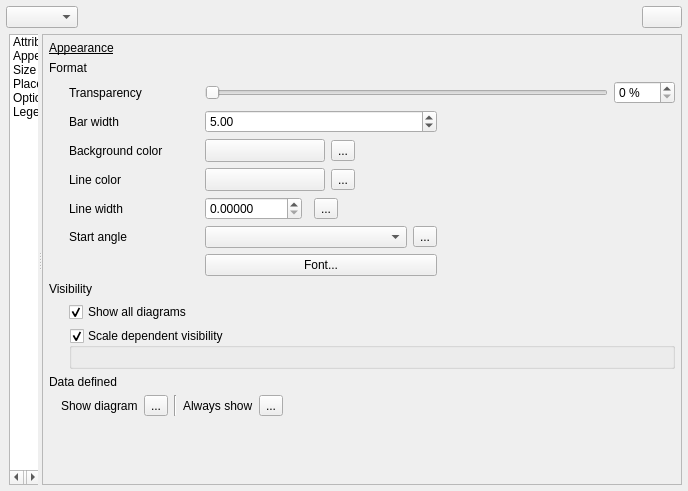
Qt form src/ui/qgsdiagrampropertiesbase.ui (qgis/QGIS) before a commit.
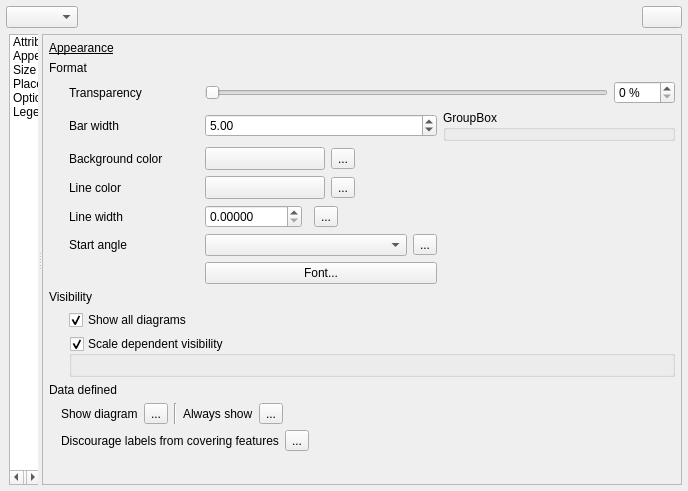
The same form after that commit. Icons and pictures are not drawn. Custom widgets are drawn as their Qt base class.

Commit message: Add missing diagram is obstacle property button

Patch:
```diff
--- a/src/ui/qgsdiagrampropertiesbase.ui
+++ b/src/ui/qgsdiagrampropertiesbase.ui
@@ -538,9 +538,9 @@
                  <property name="geometry">
                   <rect>
                    <x>0</x>
-                   <y>0</y>
-                   <width>632</width>
-                   <height>415</height>
+                   <y>-93</y>
+                   <width>618</width>
+                   <height>498</height>
                   </rect>
                  </property>
                  <layout class="QVBoxLayout" name="verticalLayout" stretch="0,0,0,1">
@@ -856,6 +856,13 @@
                          </item>
                         </layout>
                        </item>
+                       <item row="1" column="2">
+                        <widget class="QGroupBox" name="groupBox">
+                         <property name="title">
+                          <string>GroupBox</string>
+                         </property>
+                        </widget>
+                       </item>
                       </layout>
                      </widget>
                     </item>
@@ -1040,6 +1047,50 @@
                        </property>
                       </widget>
                      </item>
+                     <item row="1" column="6">
+                      <spacer name="horizontalSpacer_23">
+                       <property name="orientation">
+                        <enum>Qt::Horizontal</enum>
+                       </property>
+                       <property name="sizeHint" stdset="0">
+                        <size>
+                         <width>195</width>
+                         <height>20</height>
+                        </size>
+                       </property>
+                      </spacer>
+                     </item>
+                     <item row="4" column="1" colspan="6">
+                      <layout class="QHBoxLayout" name="horizontalLayout_12">
+                       <item>
+                        <widget class="QLabel" name="label_8">
+                         <property name="text">
+                          <string>Discourage labels from covering features</string>
+                         </property>
+                        </widget>
+                       </item>
+                       <item>
+                        <widget class="QgsPropertyOverrideButton" name="mIsObstacleDDBtn">
+                         <property name="text">
+                          <string>...</string>
+                         </property>
+                        </widget>
+                       </item>
+                       <item>
+                        <spacer name="horizontalSpacer">
+                         <property name="orientation">
+                          <enum>Qt::Horizontal</enum>
+                         </property>
+                         <property name="sizeHint" stdset="0">
+                          <size>
+                           <width>40</width>
+                           <height>20</height>
+                          </size>
+                         </property>
+                        </spacer>
+                       </item>
+                      </layout>
+                     </item>
                     </layout>
                    </widget>
                   </item>
@@ -2138,29 +2189,29 @@
   </layout>
  </widget>
  <customwidgets>
-  <customwidget>
-   <class>QgsCollapsibleGroupBox</class>
-   <extends>QGroupBox</extends>
-   <header>qgscollapsiblegroupbox.h</header>
-   <container>1</container>
-  </customwidget>
-  <customwidget>
-   <class>QgsColorButton</class>
-   <extends>QToolButton</extends>
-   <header>qgscolorbutton.h</header>
-   <container>1</container>
-  </customwidget>
   <customwidget>
    <class>QgsDoubleSpinBox</class>
    <extends>QDoubleSpinBox</extends>
    <header>qgsdoublespinbox.h</header>
   </customwidget>
+  <customwidget>
+   <class>QgsColorButton</class>
+   <extends>QToolButton</extends>
+   <header>qgscolorbutton.h</header>
+   <container>1</container>
+  </customwidget>
   <customwidget>
    <class>QgsFieldExpressionWidget</class>
    <extends>QWidget</extends>
    <header>qgsfieldexpressionwidget.h</header>
    <container>1</container>
   </customwidget>
+  <customwidget>
+   <class>QgsCollapsibleGroupBox</class>
+   <extends>QGroupBox</extends>
+   <header>qgscollapsiblegroupbox.h</header>
+   <container>1</container>
+  </customwidget>
   <customwidget>
    <class>QgsScaleRangeWidget</class>
    <extends>QWidget</extends>
```
Left out of the diff: 86 changed lines with no effect on the pictures. The commit also changes 1 other file.
